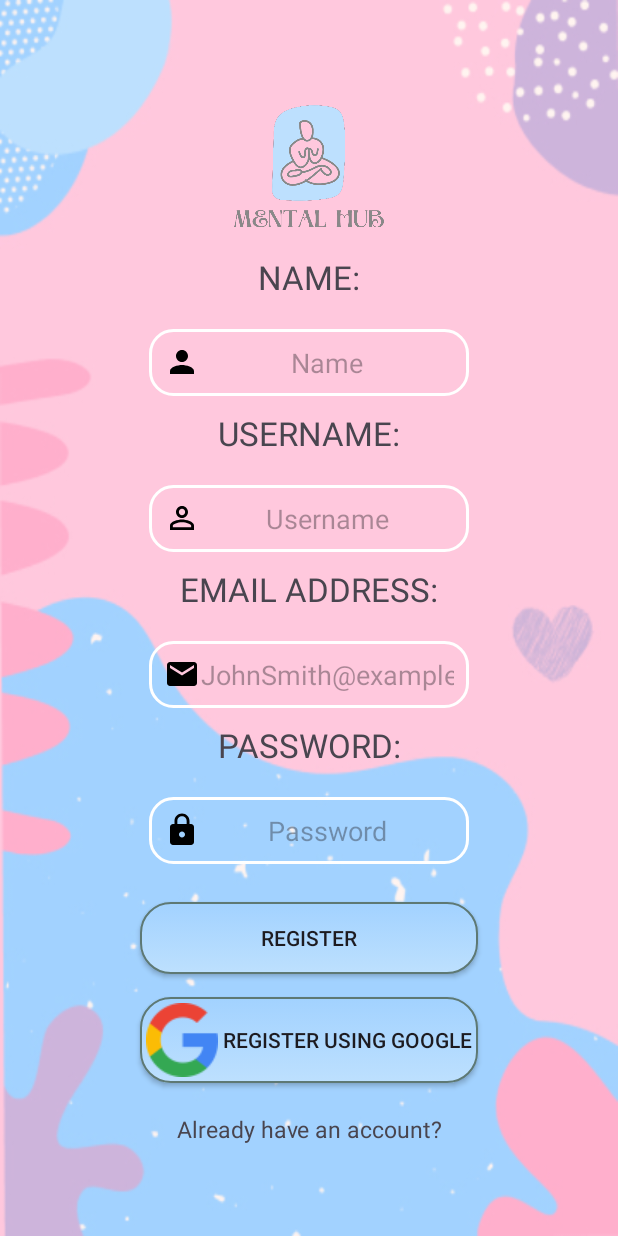
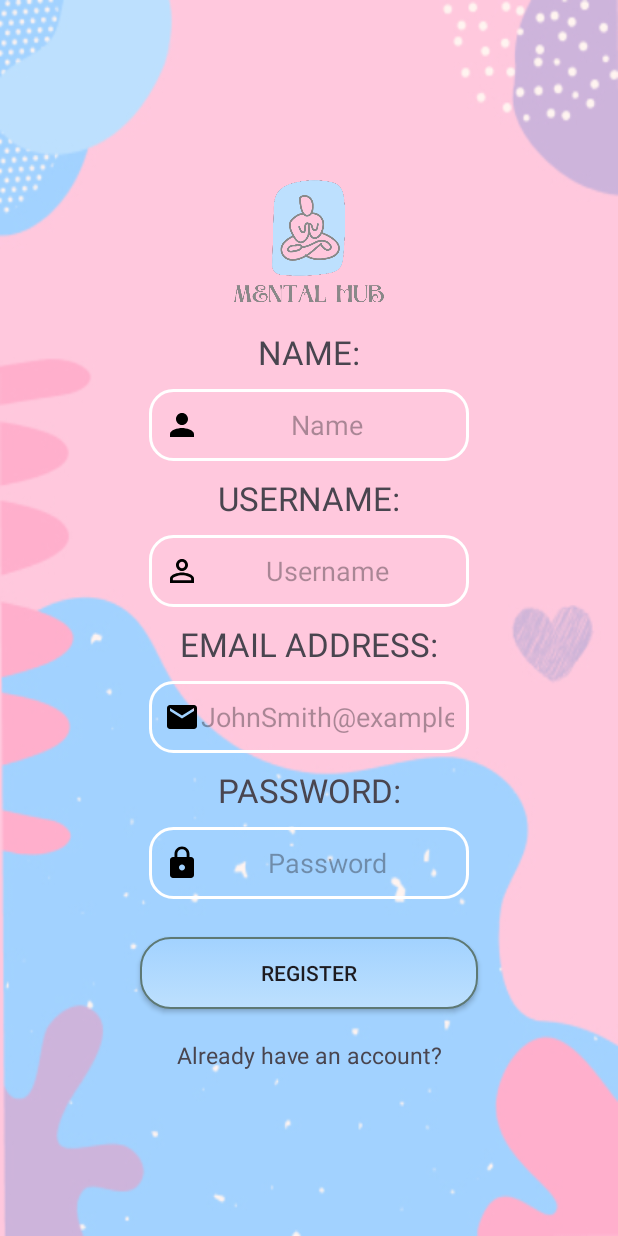
Before and after one commit to Ai-nihil/Mental-Hub, an Android app: the screen it shows after launch (Register), after a tap on "Don't have an account?", on a phone screen of 412 x 824 dp. Run offline under Robolectric (Android 15) with nearby library versions, the phone set to English and light mode, and no system bars; our stand-ins replace Firebase (no records; nobody signed in at launch, a user with empty details on screens opened directly); 2 other taps on this screen came first.

Commit message:
Working Google SSO

```diff
--- a/app/src/main/java/com/example/mentalhub/Login.java
+++ b/app/src/main/java/com/example/mentalhub/Login.java
@@ -3,8 +3,10 @@ package com.example.mentalhub;
 import static android.content.ContentValues.TAG;
 
 import androidx.annotation.NonNull;
+import androidx.annotation.Nullable;
 import androidx.appcompat.app.AppCompatActivity;
 
+import android.app.ProgressDialog;
 import android.content.Intent;
 import android.os.Bundle;
 import android.text.TextUtils;
@@ -16,20 +18,34 @@ import android.widget.ProgressBar;
 import android.widget.TextView;
 import android.widget.Toast;
 
+import com.google.android.gms.auth.api.signin.GoogleSignIn;
+import com.google.android.gms.auth.api.signin.GoogleSignInAccount;
+import com.google.android.gms.auth.api.signin.GoogleSignInClient;
+import com.google.android.gms.auth.api.signin.GoogleSignInOptions;
+import com.google.android.gms.common.GoogleSignatureVerifier;
+import com.google.android.gms.common.api.ApiException;
 import com.google.android.gms.tasks.OnCompleteListener;
 import com.google.android.gms.tasks.Task;
 import com.google.android.material.textfield.TextInputEditText;
+import com.google.firebase.auth.AuthCredential;
 import com.google.firebase.auth.AuthResult;
 import com.google.firebase.auth.FirebaseAuth;
 import com.google.firebase.auth.FirebaseUser;
+import com.google.firebase.auth.GoogleAuthProvider;
+import com.google.firebase.database.FirebaseDatabase;
+
+import java.util.Objects;
 
 public class Login extends AppCompatActivity {
 
     EditText editTextEmail, editTextPassword;
-    Button loginButton;
+    Button loginButton, googleLoginBtn;
     FirebaseAuth mAuth;
+    FirebaseDatabase database;
     ProgressBar progressBar;
     TextView textView;
+    GoogleSignInClient mGoogleSignInClient;
+    ProgressDialog progressDialog;
 
     @Override
     public void onStart() {
@@ -47,29 +63,42 @@ public class Login extends AppCompatActivity {
         super.onCreate(savedInstanceState);
         setContentView(R.layout.activity_login);
         mAuth = FirebaseAuth.getInstance();
+        database = FirebaseDatabase.getInstance();
         editTextEmail = findViewById(R.id.emailAdd);
         editTextPassword = findViewById(R.id.password);
         loginButton = findViewById(R.id.loginButton);
         progressBar = findViewById(R.id.progressBar);
         textView = findViewById(R.id.registerNow);
+        googleLoginBtn = findViewById(R.id.googleLogin);
 
-        textView.setOnClickListener(new View.OnClickListener() {
-            @Override
-            public void onClick(View view) {
+        // Single Sign On Google.
+        progressDialog = new ProgressDialog(Login.this);
+        progressDialog.setTitle("Creating Account");
+        progressDialog.setMessage("We are creating your account");
+
+        GoogleSignInOptions gso = new GoogleSignInOptions.Builder(GoogleSignInOptions.DEFAULT_SIGN_IN)
+                .requestIdToken(getString(R.string.default_web_client_id))
+                .requestEmail()
+                .build();
+
+        mGoogleSignInClient = GoogleSignIn.getClient(this, gso);
+
+        googleLoginBtn.setOnClickListener((v) -> {
+            signIn();
+        });
+
+        textView.setOnClickListener((v) -> {
                 Intent intent = new Intent(getApplicationContext(), Register.class);
                 startActivity(intent);
                 finish();
-            }
         });
 
-        loginButton.setOnClickListener(new View.OnClickListener() {
-            @Override
-            public void onClick(View view) {
+        loginButton.setOnClickListener((v) -> {
                 String email, password;
                 email = String.valueOf(editTextEmail.getText());
                 password = String.valueOf(editTextPassword.getText());
 
-            if(TextUtils.isEmpty(email)) {
+                if (TextUtils.isEmpty(email)) {
                     editTextEmail.setError("Enter your email");
                 } else if (TextUtils.isEmpty(password)) {
                     editTextPassword.setError("Enter your password");
@@ -96,6 +125,58 @@ public class Login extends AppCompatActivity {
                                 }
                             });
             }
+        });
+    }
+
+    // Sign in INT
+    int RC_SIGN_IN = 40;
+
+    private void signIn() {
+        Intent intent = mGoogleSignInClient.getSignInIntent();
+        startActivityForResult(intent, RC_SIGN_IN);
+    }
+
+    @Override
+    protected void onActivityResult(int requestCode, int resultCode, @Nullable Intent data) {
+        super.onActivityResult(requestCode, resultCode, data);
+        if (requestCode == RC_SIGN_IN) {
+            Task<GoogleSignInAccount> task = GoogleSignIn.getSignedInAccountFromIntent(data);
+            try {
+                GoogleSignInAccount account = task.getResult(ApiException.class);
+                firebaseAuth(account.getIdToken());
+            } catch (ApiException e) {
+                throw new RuntimeException(e);
+            }
+        }
+    }
+
+    private void firebaseAuth(String idToken) {
+        AuthCredential credential = GoogleAuthProvider.getCredential(idToken, null);
+        mAuth.signInWithCredential(credential)
+                .addOnCompleteListener(new OnCompleteListener<AuthResult>() {
+                    @Override
+                    public void onComplete(@NonNull Task<AuthResult> task) {
+                        if (task.isSuccessful()) {
+                            FirebaseUser user = mAuth.getCurrentUser();
+
+                            Users users = new Users();
+                            assert user != null;
+                            users.setUserId(user.getUid());
+                            users.setName(user.getDisplayName());
+                            users.setProfile(Objects.requireNonNull(user.getPhotoUrl()).toString());
+
+                            database.getReference().child("Users")
+                                    .child(user.getUid()).setValue(users);
+
+                            Intent intent = new Intent(Login.this, MainActivity.class);
+                            startActivity(intent);
+
+                        } else {
+                            // If sign in fails, display a message to the user.
+                            Log.w(TAG, "signInWithGoogle:failure", task.getException());
+                            Toast.makeText(Login.this, "Login failed.",
+                                    Toast.LENGTH_SHORT).show();
+                        }
                     }
                 });
     }
--- a/app/src/main/res/layout/activity_register2.xml
+++ b/app/src/main/res/layout/activity_register2.xml
@@ -21,14 +21,14 @@
         android:layout_width="220dp"
         android:layout_height="wrap_content"
         android:gravity="center"
-        android:layout_marginBottom="10dp"
+
         android:textSize="22dp"
         android:text="NAME:" />
 
         <EditText
             android:id="@+id/name"
             android:layout_width="wrap_content"
-            android:layout_height="wrap_content"
+            android:layout_height="48dp"
             android:ems="10"
             android:gravity="center"
             android:layout_margin="10dp"
@@ -42,14 +42,14 @@
         android:layout_width="220dp"
         android:layout_height="wrap_content"
         android:gravity="center"
-        android:layout_marginBottom="10dp"
+
         android:textSize="22dp"
         android:text="USERNAME:" />
 
         <EditText
             android:id="@+id/username"
             android:layout_width="wrap_content"
-            android:layout_height="wrap_content"
+            android:layout_height="48dp"
             android:ems="10"
             android:gravity="center"
             android:layout_margin="10dp"
@@ -63,14 +63,14 @@
         android:layout_width="220dp"
         android:layout_height="wrap_content"
         android:gravity="center"
-        android:layout_marginBottom="10dp"
+
         android:textSize="22dp"
         android:text="EMAIL ADDRESS:" />
 
         <EditText
             android:id="@+id/emailAdd"
             android:layout_width="wrap_content"
-            android:layout_height="wrap_content"
+            android:layout_height="48dp"
             android:ems="10"
             android:gravity="center"
             android:layout_margin="10dp"
@@ -84,14 +84,13 @@
         android:layout_width="220dp"
         android:layout_height="wrap_content"
         android:gravity="center"
-        android:layout_marginBottom="10dp"
         android:textSize="22dp"
         android:text="PASSWORD:" />
 
         <EditText
             android:id="@+id/password"
             android:layout_width="wrap_content"
-            android:layout_height="wrap_content"
+            android:layout_height="48dp"
             android:layout_margin="10dp"
             android:background="@drawable/customizededittext"
             android:drawableLeft="@drawable/ic_baseline_lock_24"
@@ -115,16 +114,6 @@
         android:background="@drawable/mybutton"
         android:text="Register" />
 
-    <androidx.appcompat.widget.AppCompatButton
-        android:id="@+id/googleRegister"
-        android:layout_width="wrap_content"
-        android:layout_height="wrap_content"
-        android:layout_marginTop="15dp"
-        android:padding="4dp"
-        android:text=" Register using google"
-        android:background="@drawable/mybutton"
-        android:drawableLeft="@drawable/google"/>
-
     <TextView
         android:id="@+id/loginNow"
         android:gravity="center"
--- a/build.gradle
+++ b/build.gradle
@@ -1,6 +1,6 @@
 buildscript {
     dependencies {
-        classpath 'com.google.gms:google-services:4.3.14'
+        classpath 'com.google.gms:google-services:4.3.15'
     }
 }// Top-level build file where you can add configuration options common to all sub-projects/modules.
 plugins {
```
Also changed, not shown: app/build.gradle (+8 -4 lines), app/src/main/java/com/example/mentalhub/Users.java (added, +38 -0 lines), app/src/main/res/layout/activity_login.xml (+14 -13 lines). Lines whose indentation alone changed are shown as unchanged.
